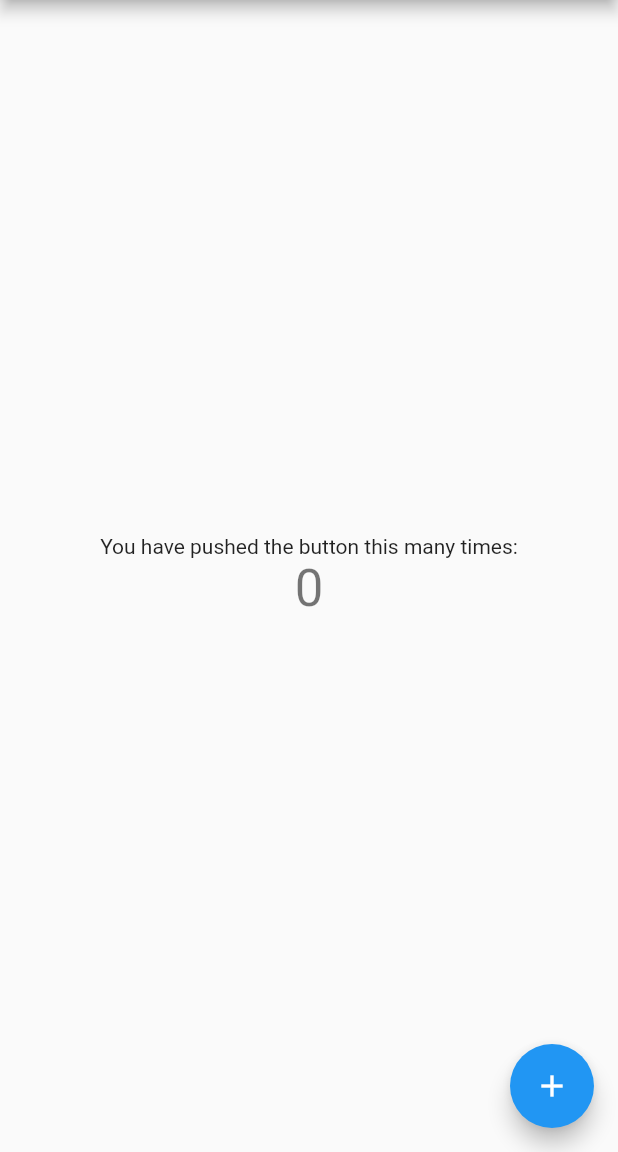
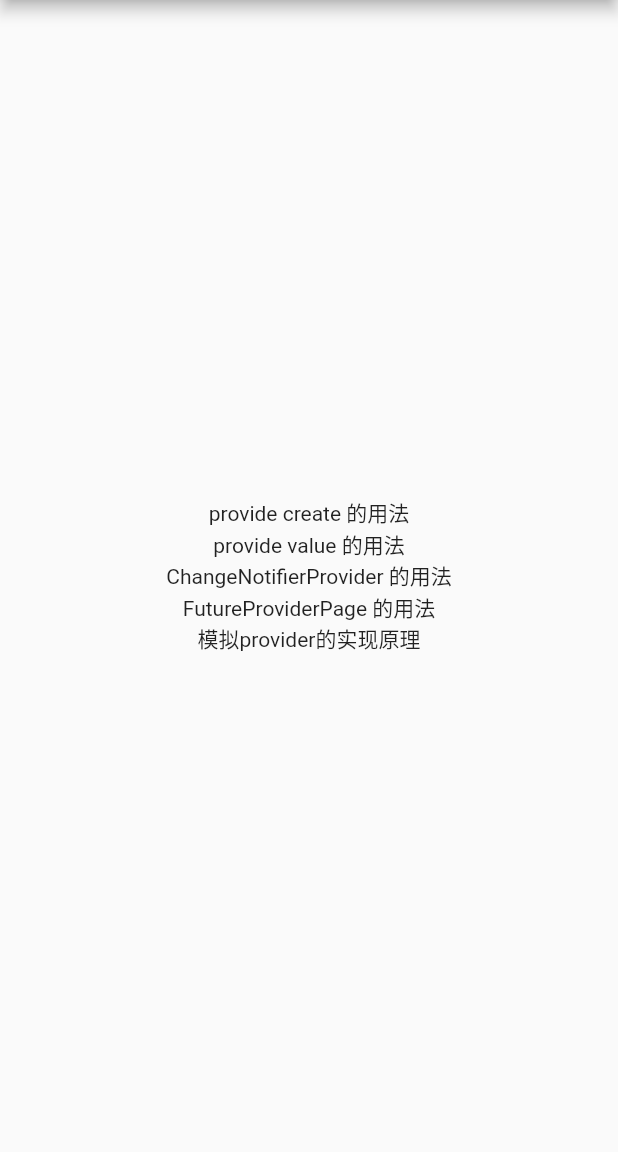
Before and after one commit to SHIMLY-GitHub/flutter_provider_example, a Flutter app: the screen it shows after launch, on a phone screen of 412 x 824 dp, the part 84-1236 px from its top. Run offline on Flutter 3.47's test engine with Material 2 defaults, Android fonts, the phone set to English and light mode, and no system bars; our stand-ins replace dio.

Commit message:
no message

```diff
--- a/lib/main.dart
+++ b/lib/main.dart
@@ -1,41 +1,38 @@
 import 'package:flutter/material.dart';
+import 'package:flutter_provider_example/provider/provier_create_page.dart';
+import 'package:flutter_provider_example/provider/provider_value_page.dart';
+import 'package:flutter_provider_example/changeNotifierProvider/change_notifier_provider_page.dart';
+import 'package:flutter_provider_example/future_provider/future_provider_page.dart';
 
-void main() => runApp(MyApp());
+import 'package:flutter_provider_example/djy_provider/my_car_page.dart';
+
+import 'package:provider/provider.dart';
+void main() {
+
+  Provider.debugCheckInvalidValueType = null;
+  runApp(MyApp());
+}
 
 class MyApp extends StatelessWidget {
   // This widget is the root of your application.
   @override
   Widget build(BuildContext context) {
     return MaterialApp(
+
       title: 'Flutter Demo',
       theme: ThemeData(
-        // This is the theme of your application.
-        //
-        // Try running your application with "flutter run". You'll see the
-        // application has a blue toolbar. Then, without quitting the app, try
-        // changing the primarySwatch below to Colors.green and then invoke
-        // "hot reload" (press "r" in the console where you ran "flutter run",
-        // or simply save your changes to "hot reload" in a Flutter IDE).
-        // Notice that the counter didn't reset back to zero; the application
-        // is not restarted.
         primarySwatch: Colors.blue,
       ),
       home: MyHomePage(title: 'Flutter Demo Home Page'),
     );
+
   }
 }
 
 class MyHomePage extends StatefulWidget {
   MyHomePage({Key key, this.title}) : super(key: key);
 
-  // This widget is the home page of your application. It is stateful, meaning
-  // that it has a State object (defined below) that contains fields that affect
-  // how it looks.
 
-  // This class is the configuration for the state. It holds the values (in this
-  // case the title) provided by the parent (in this case the App widget) and
-  // used by the build method of the State. Fields in a Widget subclass are
-  // always marked "final".
 
   final String title;
 
@@ -44,68 +41,72 @@ class MyHomePage extends StatefulWidget {
 }
 
 class _MyHomePageState extends State<MyHomePage> {
-  int _counter = 0;
 
-  void _incrementCounter() {
-    setState(() {
-      // This call to setState tells the Flutter framework that something has
-      // changed in this State, which causes it to rerun the build method below
-      // so that the display can reflect the updated values. If we changed
-      // _counter without calling setState(), then the build method would not be
-      // called again, and so nothing would appear to happen.
-      _counter++;
-    });
-  }
 
   @override
   Widget build(BuildContext context) {
-    // This method is rerun every time setState is called, for instance as done
-    // by the _incrementCounter method above.
-    //
-    // The Flutter framework has been optimized to make rerunning build methods
-    // fast, so that you can just rebuild anything that needs updating rather
-    // than having to individually change instances of widgets.
+
     return Scaffold(
       appBar: AppBar(
-        // Here we take the value from the MyHomePage object that was created by
-        // the App.build method, and use it to set our appbar title.
+
         title: Text(widget.title),
       ),
       body: Center(
-        // Center is a layout widget. It takes a single child and positions it
-        // in the middle of the parent.
+
         child: Column(
-          // Column is also a layout widget. It takes a list of children and
-          // arranges them vertically. By default, it sizes itself to fit its
-          // children horizontally, and tries to be as tall as its parent.
-          //
-          // Invoke "debug painting" (press "p" in the console, choose the
-          // "Toggle Debug Paint" action from the Flutter Inspector in Android
-          // Studio, or the "Toggle Debug Paint" command in Visual Studio Code)
-          // to see the wireframe for each widget.
-          //
-          // Column has various properties to control how it sizes itself and
-          // how it positions its children. Here we use mainAxisAlignment to
-          // center the children vertically; the main axis here is the vertical
-          // axis because Columns are vertical (the cross axis would be
-          // horizontal).
+
           mainAxisAlignment: MainAxisAlignment.center,
           children: <Widget>[
-            Text(
-              'You have pushed the button this many times:',
+
+            GestureDetector(
+              onTap: (){
+                Navigator.of(context).push(new MaterialPageRoute(builder: (_) {
+                  return ProviderCreatePage();
+                }));
+
+              },
+              child: Text("provide create 的用法"),
             ),
-            Text(
-              '$_counter',
-              style: Theme.of(context).textTheme.display1,
+            GestureDetector(
+              onTap: (){
+                Navigator.of(context).push(new MaterialPageRoute(builder: (_) {
+                  return ProviderValuePage();
+                }));
+
+              },
+              child: Text("provide value 的用法"),
             ),
+            GestureDetector(
+              onTap: (){
+                Navigator.of(context).push(new MaterialPageRoute(builder: (_) {
+                  return ChangeNotoifiterProvider();
+                }));
+
+              },
+              child: Text("ChangeNotifierProvider 的用法"),
+            ),
+            GestureDetector(
+              onTap: (){
+                Navigator.of(context).push(new MaterialPageRoute(builder: (_) {
+                  return FutureProviderPage();
+                }));
+
+              },
+              child: Text("FutureProviderPage 的用法"),
+            ),
+            GestureDetector(
+              onTap: (){
+                Navigator.of(context).push(new MaterialPageRoute(builder: (_) {
+                  return MyCarPage();
+                }));
+
+              },
+              child: Text("模拟provider的实现原理"),
+            )
           ],
         ),
       ),
-      floatingActionButton: FloatingActionButton(
-        onPressed: _incrementCounter,
-        tooltip: 'Increment',
-        child: Icon(Icons.add),
-      ), // This trailing comma makes auto-formatting nicer for build methods.
+
     );
   }
 }
--- /dev/null
+++ b/lib/provider/provider_value_page.dart
@@ -0,0 +1,20 @@
+import 'package:flutter/material.dart';
+import 'package:flutter_provider_example/provider/cart_state.dart';
+import 'package:provider/provider.dart';
+class ProviderValuePage extends StatelessWidget {
+  @override
+  Widget build(BuildContext context) {
+    return Provider<CartState>.value(
+
+      value: CartState(),
+      child: Scaffold(
+        appBar: AppBar(title: Text("provider value的用法"),),
+        body: Builder(builder: (context){
+          return Center(
+            child: Text("provider.value = ${Provider.of<CartState>(context).count}"),
+          );
+        }),
+      ),
+    );
+  }
+}
--- /dev/null
+++ b/lib/笔记.txt
@@ -0,0 +1,45 @@
+
+Provider 学习笔记
+========为什么Provider不能用于监听状态变化===============
+1.继承关系
+  Provider:                  Provider -> InheritedProvider -> SingleChildStatelessWidget
+  ChangeNotifierProvider:    ChangeNotifierProvider-> ListenableProvider ->  InheritedProvider -> SingleChildStatelessWidget
+
+ChangeNotifierProvider 继承ListenableProvider
+1. 其中 _startListening 这个方法用于添加 state的监听 从而可以通过数据的变化来通知刷新UI
+2. 在markNeedsNotifyDependents 内部 执行了 markNeedsBuild(); 这与StatefulWidget 中setState 中 执行了 markNeedsBuild() 是一致的
+
+
+ static VoidCallback _startListening(InheritedContext<Listenable> e, Listenable value) {
+
+    value?.addListener(e.markNeedsNotifyDependents);
+
+    return () => value?.removeListener(e.markNeedsNotifyDependents);
+  }
+
+Provider 因为直接继承  InheritedProvider 并没有使用_startListening 添加监听
+所以Provider 不能用于监听状态变化 从而去重构widget
+
+
+
+================= listen的作用是什么=============
+ Provider中使用 Provider.of<ChangeState>(context,listen: false).add()
+ 中这个 of 方法去用于获取state对象 要把listen = false 原因为为什么避免无意义的build 提升性能
+ 1.源码如下
+        if (listen) {
+             context.dependOnInheritedElement(inheritedElement as InheritedElement);
+           }
+     （1） . 这个  dependOnInheritedElement 方法就是给widget注册了依赖关系
+      (2) . 这样就会导致所有被注册依赖关系的子组件的build()方法就被调用
+      (3) . 这样做存在的问题就是 我需要更新状态的widget 可能只是n多个子widget中的一个 但是所有的子widget都被重新build了
+ 2.设置listen = false 可以避免过多调用无关子widget的build() 从而提升性能
+
+==============为什么Provider中 listen 还要提供 默认实现 而且=true ?====
+
+1.从源码中的assert 中给的提示可以看的出来 默认listen = true 可能是Provider在提醒开发者这样做的代价，
+而且官方不建议这么做,所以要显示的设置listen=false。
+
+2. 在debug模式中 必须要设置 listen = false, 当然如果 一不小心设置为true 那么在relese中 除了不必要的性能消耗之外
+ 也不会造成太大的问题
+
+3. 如果非要在debug中使用 listen = true 怎么办，那么我觉得 你可以把源码中的断言注释掉。。。 哈哈
--- a/pubspec.yaml
+++ b/pubspec.yaml
@@ -23,6 +23,8 @@ dependencies:
   # The following adds the Cupertino Icons font to your application.
   # Use with the CupertinoIcons class for iOS style icons.
   cupertino_icons: ^0.1.2
+  provider: ^4.0.1
+  dio: ^3.0.8
 
 dev_dependencies:
   flutter_test:
```
Also changed, not shown: lib/changeNotifierProvider/change_notifier_provider_page.dart (added, +70 -0 lines), lib/changeNotifierProvider/change_notifier_value_provider_page.dart (added, +46 -0 lines), lib/changeNotifierProvider/change_state.dart (added, +33 -0 lines), lib/djy_provider/my_car_page.dart (added, +68 -0 lines), lib/djy_provider/my_car_state.dart (added, +13 -0 lines), lib/djy_provider/provider/djy_change_notifier.dart (added, +32 -0 lines), lib/djy_provider/provider/djy_change_notifier_provider.dart (added, +82 -0 lines), lib/djy_provider/provider/djy_consumer.dart (added, +15 -0 lines), lib/djy_provider/provider/djy_provider.dart (added, +19 -0 lines), lib/future_provider/future_provider_page.dart (added, +50 -0 lines), lib/provider/cart_state.dart (added, +14 -0 lines), lib/provider/provider_childern_widget.dart (added, +23 -0 lines), lib/provider/provier_create_page.dart (added, +64 -0 lines), pubspec.lock.
